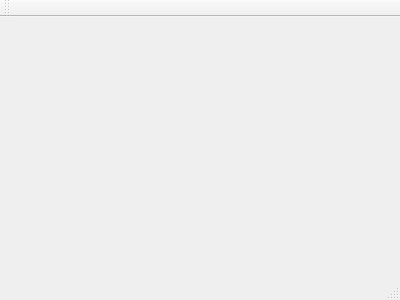
hugo19941994/ViajeFacil, file mainwindow.ui: the form before one commit.
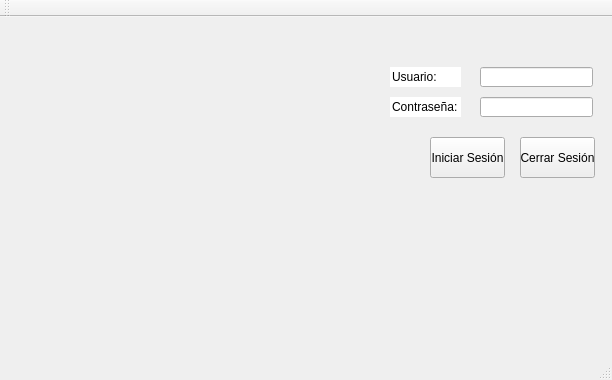
The form after the commit.

Commit message: Login en mainwindows.ui

Patch:
```diff
--- a/mainwindow.ui
+++ b/mainwindow.ui
@@ -1,24 +1,148 @@
 <ui version="4.0">
  <class>MainWindow</class>
- <widget class="QMainWindow" name="MainWindow" >
-  <property name="geometry" >
+ <widget class="QMainWindow" name="MainWindow">
+  <property name="geometry">
    <rect>
     <x>0</x>
     <y>0</y>
-    <width>400</width>
-    <height>300</height>
+    <width>612</width>
+    <height>380</height>
    </rect>
   </property>
   <property name="windowTitle" >
    <string>MainWindow</string>
   </property>
-  <widget class="QMenuBar" name="menuBar" />
-  <widget class="QToolBar" name="mainToolBar" />
-  <widget class="QWidget" name="centralWidget" />
-  <widget class="QStatusBar" name="statusBar" />
+  <widget class="QWidget" name="centralWidget">
+   <widget class="QLineEdit" name="lineEdit">
+    <property name="enabled">
+     <bool>true</bool>
+    </property>
+    <property name="geometry">
+     <rect>
+      <x>390</x>
+      <y>50</y>
+      <width>71</width>
+      <height>20</height>
+     </rect>
+    </property>
+    <property name="focusPolicy">
+     <enum>Qt::NoFocus</enum>
+    </property>
+    <property name="text">
+     <string>Usuario:</string>
+    </property>
+    <property name="frame">
+     <bool>false</bool>
+    </property>
+    <property name="echoMode">
+     <enum>QLineEdit::Normal</enum>
+    </property>
+    <property name="readOnly">
+     <bool>true</bool>
+    </property>
+   </widget>
+   <widget class="QLineEdit" name="lineEdit_2">
+    <property name="geometry">
+     <rect>
+      <x>480</x>
+      <y>50</y>
+      <width>113</width>
+      <height>20</height>
+     </rect>
+    </property>
+   </widget>
+   <widget class="QLineEdit" name="lineEdit_3">
+    <property name="enabled">
+     <bool>true</bool>
+    </property>
+    <property name="geometry">
+     <rect>
+      <x>390</x>
+      <y>80</y>
+      <width>71</width>
+      <height>20</height>
+     </rect>
+    </property>
+    <property name="focusPolicy">
+     <enum>Qt::NoFocus</enum>
+    </property>
+    <property name="text">
+     <string>Contraseña:</string>
+    </property>
+    <property name="frame">
+     <bool>false</bool>
+    </property>
+    <property name="readOnly">
+     <bool>true</bool>
+    </property>
+   </widget>
+   <widget class="QLineEdit" name="lineEdit_4">
+    <property name="geometry">
+     <rect>
+      <x>480</x>
+      <y>80</y>
+      <width>113</width>
+      <height>20</height>
+     </rect>
+    </property>
+    <property name="inputMethodHints">
+     <set>Qt::ImhHiddenText|Qt::ImhNoAutoUppercase|Qt::ImhNoPredictiveText|Qt::ImhSensitiveData</set>
+    </property>
+    <property name="echoMode">
+     <enum>QLineEdit::Password</enum>
+    </property>
+    <property name="clearButtonEnabled">
+     <bool>false</bool>
+    </property>
+   </widget>
+   <widget class="QPushButton" name="pushButton">
+    <property name="geometry">
+     <rect>
+      <x>430</x>
+      <y>120</y>
+      <width>75</width>
+      <height>41</height>
+     </rect>
+    </property>
+    <property name="text">
+     <string>Iniciar Sesión</string>
+    </property>
+   </widget>
+   <widget class="QPushButton" name="pushButton_2">
+    <property name="geometry">
+     <rect>
+      <x>520</x>
+      <y>120</y>
+      <width>75</width>
+      <height>41</height>
+     </rect>
+    </property>
+    <property name="text">
+     <string>Cerrar Sesión</string>
+    </property>
+   </widget>
+  </widget>
+  <widget class="QMenuBar" name="menuBar">
+   <property name="geometry">
+    <rect>
+     <x>0</x>
+     <y>0</y>
+     <width>612</width>
+     <height>21</height>
+    </rect>
+   </property>
+  </widget>
+  <widget class="QToolBar" name="mainToolBar">
+   <attribute name="toolBarArea">
+    <enum>TopToolBarArea</enum>
+   </attribute>
+   <attribute name="toolBarBreak">
+    <bool>false</bool>
+   </attribute>
+  </widget>
+  <widget class="QStatusBar" name="statusBar"/>
  </widget>
- <layoutDefault spacing="6" margin="11" />
- <pixmapfunction></pixmapfunction>
+ <layoutdefault spacing="6" margin="11"/>
  <resources/>
  <connections/>
 </ui>
```
Left out of the diff: 3 changed lines with no effect on the pictures.
